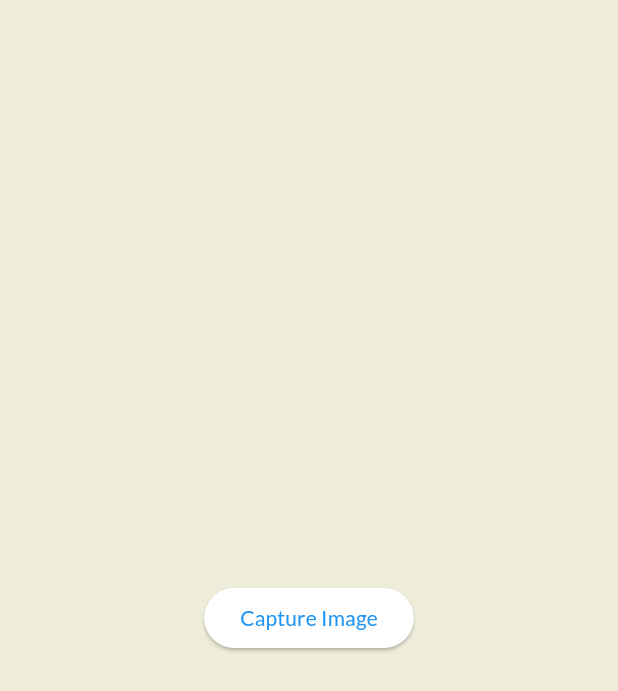
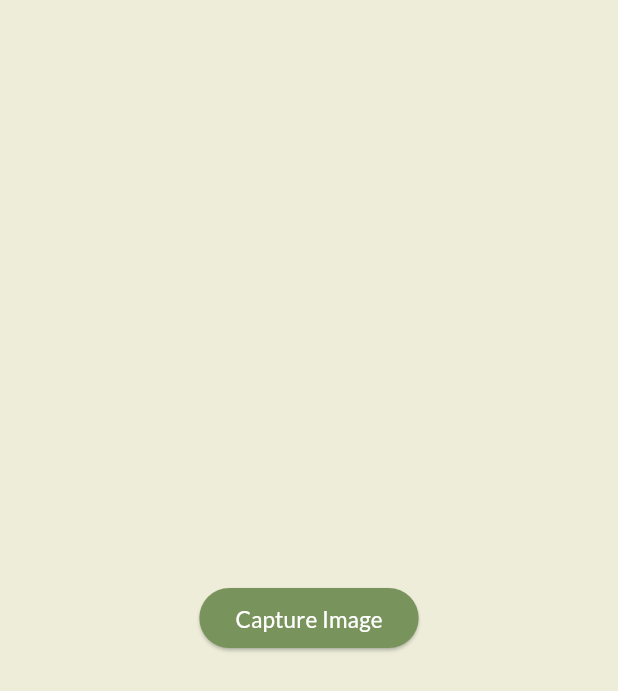
Before and after one commit to kaif1114/plantsnap, a Flutter app: the CameraSnapshot screen opened directly, on a phone screen of 412 x 824 dp. Shown: the top 691 px of the screen. Run offline on Flutter 3.47's test engine with Material 3 defaults, Android fonts, the phone set to English and light mode, and no system bars; our stand-ins replace cloud_firestore, firebase_auth, firebase_core, firebase_storage, google_fonts, image_picker and 1 more; accounts and stored records are empty.

Commit message:
minor adjustments

```diff
--- a/lib/Screens/Camera.dart
+++ b/lib/Screens/Camera.dart
@@ -1,5 +1,5 @@
 import 'dart:async';
-
+import 'package:google_fonts/google_fonts.dart';
 import 'package:image_picker/image_picker.dart';
 import 'package:flutter/material.dart';
 import 'dart:io';
@@ -192,7 +192,8 @@ class CameraSnapshotState extends State<CameraSnapshot> {
                     }
                   }
                 },
-                child: Text("Capture Image"),
+                style: ElevatedButton.styleFrom(backgroundColor: Color.fromRGBO(121, 147, 92, 1), foregroundColor: Colors.white),
+                child: Text("Capture Image", style: GoogleFonts.lato(fontSize: 15),),
               ),
       ),
     );
--- a/lib/Screens/menu_screen.dart
+++ b/lib/Screens/menu_screen.dart
@@ -239,7 +239,7 @@ class HomePageState extends State<HomePage>{
                               child: ClipRRect(
                                 borderRadius: BorderRadius.circular(35),
                                 child: SizedBox.fromSize(
-                                  size: const Size.fromRadius(100),
+                                  size: const Size.fromRadius(90),
                                   child: Image.network(
                                     featuredPlantData.images!["original_url"],
                                     fit: BoxFit.cover,
```
